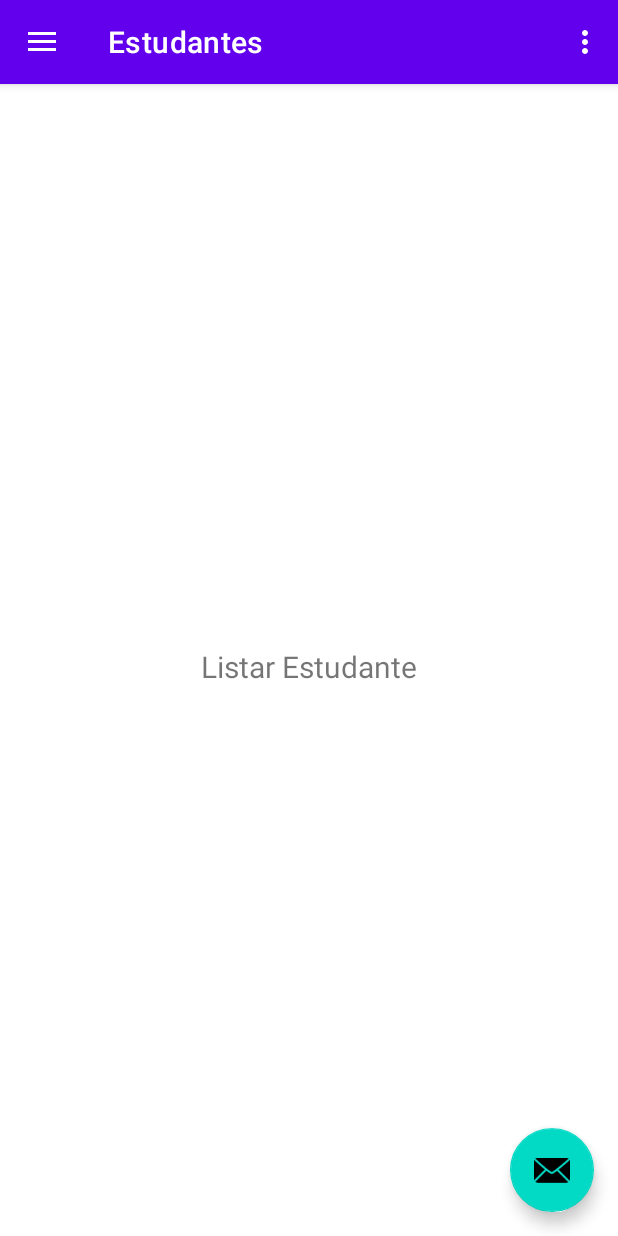
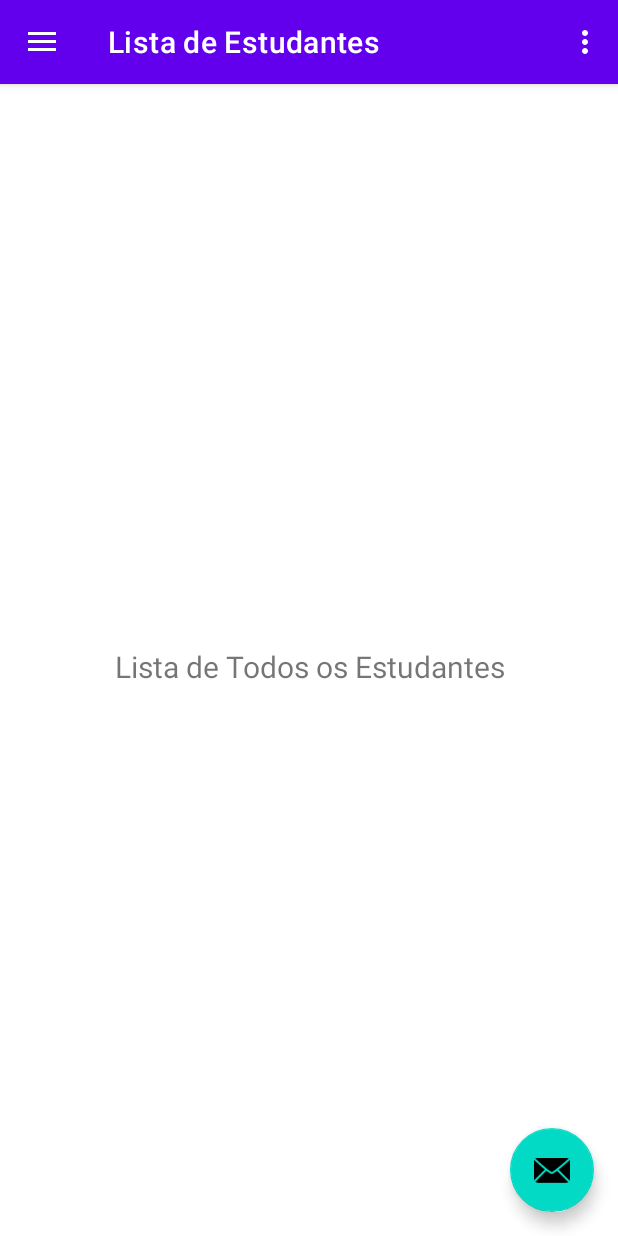
Before and after one commit to guilhermema9/Ativ27.05.2025-Estudantes-RetrofitNavDrawer, an Android app: the screen it shows after launch (MainActivity), on a phone screen of 412 x 824 dp. Run offline under Robolectric (Android 15) with nearby library versions, the phone set to English and light mode, and no system bars; our stand-ins replace navigation-ui.

Commit message:
feat: refatora views e fragments estudante para listaestudantes

```diff
--- a/app/src/main/java/com/example/ativ27052025_estudantes_retrofitnavdrawer/ui/estudante/EstudanteFragment.java
+++ b/app/src/main/java/com/example/ativ27052025_estudantes_retrofitnavdrawer/ui/listaEstudantes/ListaEstudantesFragment.java
@@ -1,4 +1,4 @@
-package com.example.ativ27052025_estudantes_retrofitnavdrawer.ui.estudante;
+package com.example.ativ27052025_estudantes_retrofitnavdrawer.ui.listaEstudantes;
 
 import android.os.Bundle;
 import android.view.LayoutInflater;
@@ -10,21 +10,21 @@ import androidx.annotation.NonNull;
 import androidx.fragment.app.Fragment;
 import androidx.lifecycle.ViewModelProvider;
 
-import com.example.ativ27052025_estudantes_retrofitnavdrawer.databinding.FragmentEstudanteBinding;
+import com.example.ativ27052025_estudantes_retrofitnavdrawer.databinding.FragmentListaEstudantesBinding;
 
-public class EstudanteFragment extends Fragment {
+public class ListaEstudantesFragment extends Fragment {
 
-    private FragmentEstudanteBinding binding;
+    private FragmentListaEstudantesBinding binding;
 
     public View onCreateView(@NonNull LayoutInflater inflater,
                              ViewGroup container, Bundle savedInstanceState) {
-        EstudanteViewModel estudanteViewModel = new ViewModelProvider(this).get(EstudanteViewModel.class);
+        ListaEstudantesViewModel listaEstudantesViewModel = new ViewModelProvider(this).get(ListaEstudantesViewModel.class);
 
-        binding = FragmentEstudanteBinding.inflate(inflater, container, false);
+        binding = FragmentListaEstudantesBinding.inflate(inflater, container, false);
         View root = binding.getRoot();
 
         final TextView textView = binding.textSlideshow;
-        estudanteViewModel.getText().observe(getViewLifecycleOwner(), textView::setText);
+        listaEstudantesViewModel.getText().observe(getViewLifecycleOwner(), textView::setText);
         return root;
     }
 
--- a/app/src/main/java/com/example/ativ27052025_estudantes_retrofitnavdrawer/ui/estudante/EstudanteViewModel.java
+++ b/app/src/main/java/com/example/ativ27052025_estudantes_retrofitnavdrawer/ui/listaEstudantes/ListaEstudantesViewModel.java
@@ -1,16 +1,16 @@
-package com.example.ativ27052025_estudantes_retrofitnavdrawer.ui.estudante;
+package com.example.ativ27052025_estudantes_retrofitnavdrawer.ui.listaEstudantes;
 
 import androidx.lifecycle.LiveData;
 import androidx.lifecycle.MutableLiveData;
 import androidx.lifecycle.ViewModel;
 
-public class EstudanteViewModel extends ViewModel {
+public class ListaEstudantesViewModel extends ViewModel {
 
     private final MutableLiveData<String> mText;
 
-    public EstudanteViewModel() {
+    public ListaEstudantesViewModel() {
         mText = new MutableLiveData<>();
-        mText.setValue("Listar Estudante");
+        mText.setValue("Lista de Todos os Estudantes");
     }
 
     public LiveData<String> getText() {
--- a/app/src/main/res/layout/fragment_estudante.xml
+++ b/app/src/main/res/layout/fragment_lista_estudantes.xml
@@ -4,7 +4,7 @@
     xmlns:tools="http://schemas.android.com/tools"
     android:layout_width="match_parent"
     android:layout_height="match_parent"
-    tools:context=".ui.estudante.EstudanteFragment">
+    tools:context=".ui.listaEstudantes.ListaEstudantesFragment">
 
     <TextView
         android:id="@+id/text_slideshow"
--- a/app/src/main/res/menu/activity_main_drawer.xml
+++ b/app/src/main/res/menu/activity_main_drawer.xml
@@ -5,8 +5,8 @@
 
     <group android:checkableBehavior="single">
         <item
-            android:id="@+id/nav_estudante"
-            android:icon="@drawable/ic_menu_camera" android:title="@string/menu_estudante" />
+            android:id="@+id/nav_lista_estudantes"
+            android:icon="@drawable/ic_menu_camera" android:title="@string/menu_lista_estudantes" />
         <item
             android:id="@+id/nav_cadastra_estudante"
             android:icon="@drawable/ic_menu_gallery" android:title="@string/menu_cadastra_estudante" />
--- a/app/src/main/res/navigation/mobile_navigation.xml
+++ b/app/src/main/res/navigation/mobile_navigation.xml
@@ -7,9 +7,9 @@
 
     <fragment
         android:id="@+id/nav_estudante"
-        android:name="com.example.ativ27052025_estudantes_retrofitnavdrawer.ui.estudante.EstudanteFragment"
-        android:label="@string/menu_estudante"
-        tools:layout="@layout/fragment_estudante" />
+        android:name="com.example.ativ27052025_estudantes_retrofitnavdrawer.ui.listaEstudantes.ListaEstudantesFragment"
+        android:label="@string/menu_lista_estudantes"
+        tools:layout="@layout/fragment_lista_estudantes" />
 
     <fragment
         android:id="@+id/nav_cadastra_estudante"
--- a/app/src/main/res/values/strings.xml
+++ b/app/src/main/res/values/strings.xml
@@ -7,7 +7,7 @@
     <string name="nav_header_desc">Navigation header</string>
     <string name="action_settings">Settings</string>
 
-    <string name="menu_estudante">Estudantes</string>
+    <string name="menu_lista_estudantes">Lista de Estudantes</string>
     <string name="menu_cadastra_estudante">Cadastrar Estudante</string>
     <string name="menu_estatistica">Estatísticas</string>
 </resources>
```
